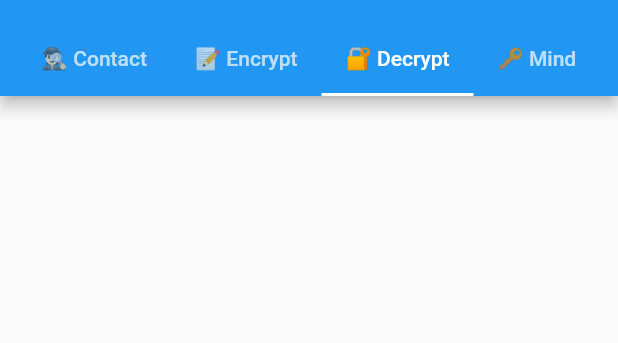
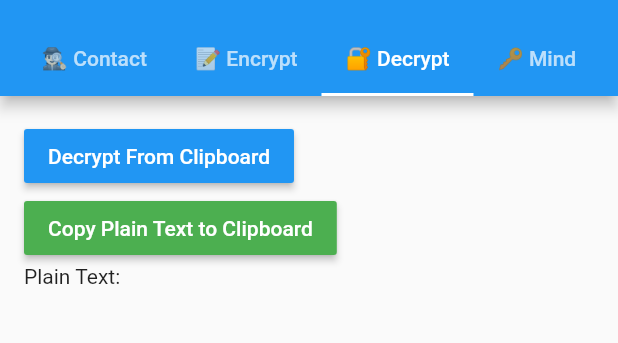
Before and after one commit to Frederic-Zhou/ciphermonkey, a Flutter app: the screen it shows after launch, tab 3 chosen, on a phone screen of 412 x 824 dp, the part 60-403 px from its top. Run offline on Flutter 3.47's test engine with Material 2 defaults, Android fonts, the phone set to English and light mode, and no system bars; our stand-ins replace sqflite, toast; missing offline and left inert: asn1lib, encrypt, pointycastle; accounts and stored records are empty.

Commit message:
创建解密页面

```diff
--- a/lib/tabviews/decryptView.dart
+++ b/lib/tabviews/decryptView.dart
@@ -1,4 +1,6 @@
 import 'package:flutter/material.dart';
+import 'package:flutter/services.dart';
+import 'package:toast/toast.dart';
 
 class DecryptView extends StatefulWidget {
   DecryptView({Key key, this.title}) : super(key: key);
@@ -11,6 +13,8 @@ class DecryptView extends StatefulWidget {
 
 class _DecryptViewState extends State<DecryptView> {
   final _formKey = GlobalKey<FormState>();
+
+  String plainText = "";
   @override
   void initState() {
     super.initState();
@@ -26,7 +30,41 @@ class _DecryptViewState extends State<DecryptView> {
           padding: const EdgeInsets.symmetric(vertical: 16.0, horizontal: 16.0),
           child: Column(
             crossAxisAlignment: CrossAxisAlignment.start,
-            children: <Widget>[],
+            children: <Widget>[
+              RaisedButton(
+                child: Text('Decrypt From Clipboard',
+                    style: TextStyle(color: Colors.white)),
+                color: Colors.blue,
+                onPressed: () async {
+                  ClipboardData clipboard =
+                      await Clipboard.getData("text/plain");
+
+                  print(clipboard.text);
+                  setState(() {});
+                },
+              ),
+              RaisedButton(
+                child: Text('Copy Plain Text to Clipboard',
+                    style: TextStyle(color: Colors.white)),
+                color: Colors.green,
+                onPressed: () {
+                  if (plainText.length > 0) {
+                    Future<void> clipboard =
+                        Clipboard.setData(ClipboardData(text: plainText));
+
+                    clipboard.then((noValue) {
+                      Toast.show("Copy to Clipboard Successed!!", context,
+                          duration: Toast.LENGTH_SHORT, gravity: Toast.CENTER);
+                    });
+                  } else {
+                    Toast.show("Decrypt first", context,
+                        duration: Toast.LENGTH_SHORT, gravity: Toast.CENTER);
+                  }
+                  setState(() {});
+                },
+              ),
+              Text("Plain Text:$plainText")
+            ],
           ),
         ));
   }
```
